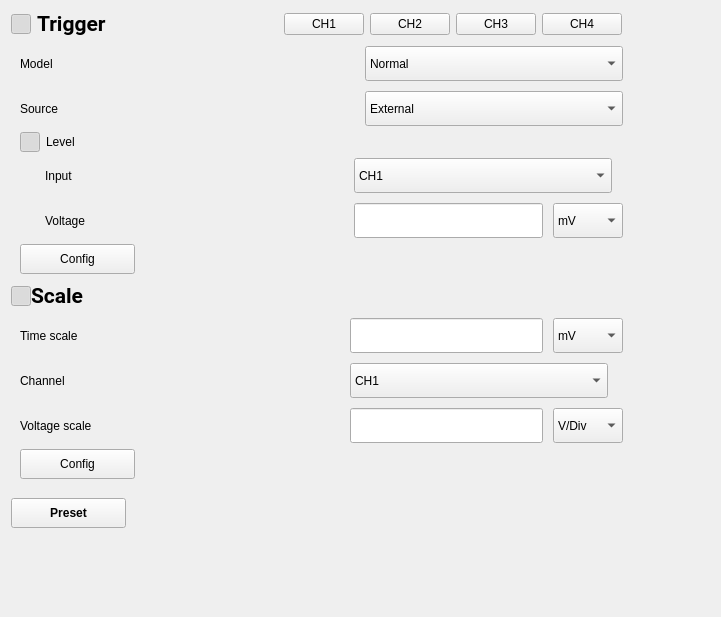
First picture: the form in tas7061bb/widgets/wgContentRtm3004/wgContentRtm3004.ui, repository DoND8xforce/tas7061, before the edit.
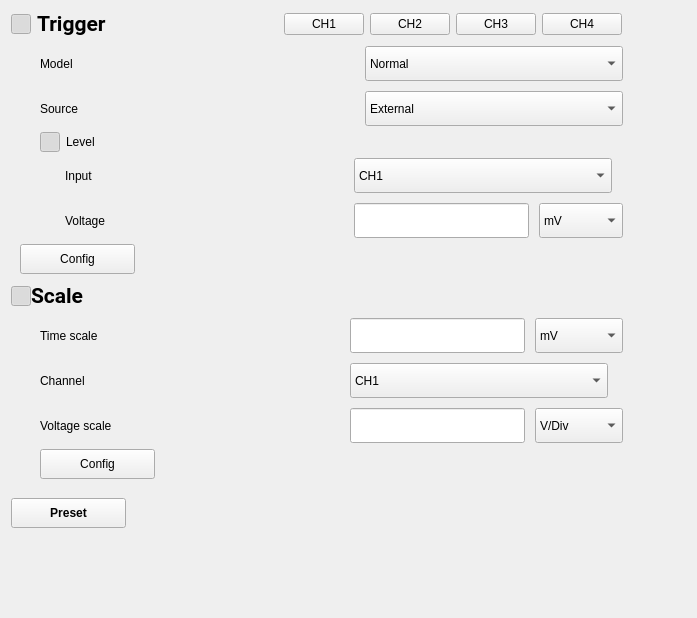
Second picture: the form after the edit. Icons and pictures are not drawn.

```diff
--- a/tas7061bb/widgets/wgContentRtm3004/wgContentRtm3004.ui
+++ b/tas7061bb/widgets/wgContentRtm3004/wgContentRtm3004.ui
@@ -6,8 +6,8 @@
    <rect>
     <x>0</x>
     <y>0</y>
-    <width>721</width>
-    <height>617</height>
+    <width>697</width>
+    <height>618</height>
    </rect>
   </property>
   <property name="windowTitle">
@@ -159,8 +159,11 @@
            <layout class="QVBoxLayout" name="verticalLayout_2">
             <item>
              <layout class="QGridLayout" name="gridLayout_2">
+              <property name="leftMargin">
+               <number>20</number>
+              </property>
               <property name="horizontalSpacing">
-               <number>232</number>
+               <number>212</number>
               </property>
               <property name="verticalSpacing">
                <number>10</number>
@@ -231,6 +234,9 @@
             </item>
             <item>
              <layout class="QHBoxLayout" name="horizontalLayout">
+              <property name="leftMargin">
+               <number>20</number>
+              </property>
               <item>
                <widget class="QPushButton" name="btnLevel">
                 <property name="minimumSize">
@@ -302,7 +308,7 @@
              <widget class="QWidget" name="wglevel" native="true">
               <layout class="QGridLayout" name="gridLayout">
                <property name="leftMargin">
-                <number>25</number>
+                <number>45</number>
                </property>
                <property name="topMargin">
                 <number>0</number>
@@ -314,7 +320,7 @@
                 <number>0</number>
                </property>
                <property name="horizontalSpacing">
-                <number>268</number>
+                <number>248</number>
                </property>
                <property name="verticalSpacing">
                 <number>10</number>
@@ -366,10 +372,16 @@
                   <widget class="QLineEdit" name="lineEdit">
                    <property name="minimumSize">
                     <size>
-                     <width>0</width>
+                     <width>175</width>
                      <height>35</height>
                     </size>
                    </property>
+                   <property name="maximumSize">
+                    <size>
+                     <width>175</width>
+                     <height>16777215</height>
+                    </size>
+                   </property>
                   </widget>
                  </item>
                  <item>
@@ -535,8 +547,11 @@
          <layout class="QVBoxLayout" name="verticalLayout_3">
           <item>
            <layout class="QGridLayout" name="gridLayout_3">
+            <property name="leftMargin">
+             <number>20</number>
+            </property>
             <property name="horizontalSpacing">
-             <number>258</number>
+             <number>238</number>
             </property>
             <property name="verticalSpacing">
              <number>10</number>
@@ -557,10 +572,16 @@
                <widget class="QLineEdit" name="lineEdit_3">
                 <property name="minimumSize">
                  <size>
-                  <width>0</width>
+                  <width>175</width>
                   <height>35</height>
                  </size>
                 </property>
+                <property name="maximumSize">
+                 <size>
+                  <width>175</width>
+                  <height>16777215</height>
+                 </size>
+                </property>
                </widget>
               </item>
               <item>
@@ -627,10 +648,16 @@
                <widget class="QLineEdit" name="lineEdit_4">
                 <property name="minimumSize">
                  <size>
-                  <width>0</width>
+                  <width>175</width>
                   <height>35</height>
                  </size>
                 </property>
+                <property name="maximumSize">
+                 <size>
+                  <width>175</width>
+                  <height>16777215</height>
+                 </size>
+                </property>
                </widget>
               </item>
               <item>
@@ -657,6 +684,9 @@
           </item>
           <item>
            <layout class="QGridLayout" name="gridLayout_4">
+            <property name="leftMargin">
+             <number>20</number>
+            </property>
             <property name="verticalSpacing">
              <number>10</number>
             </property>
```
